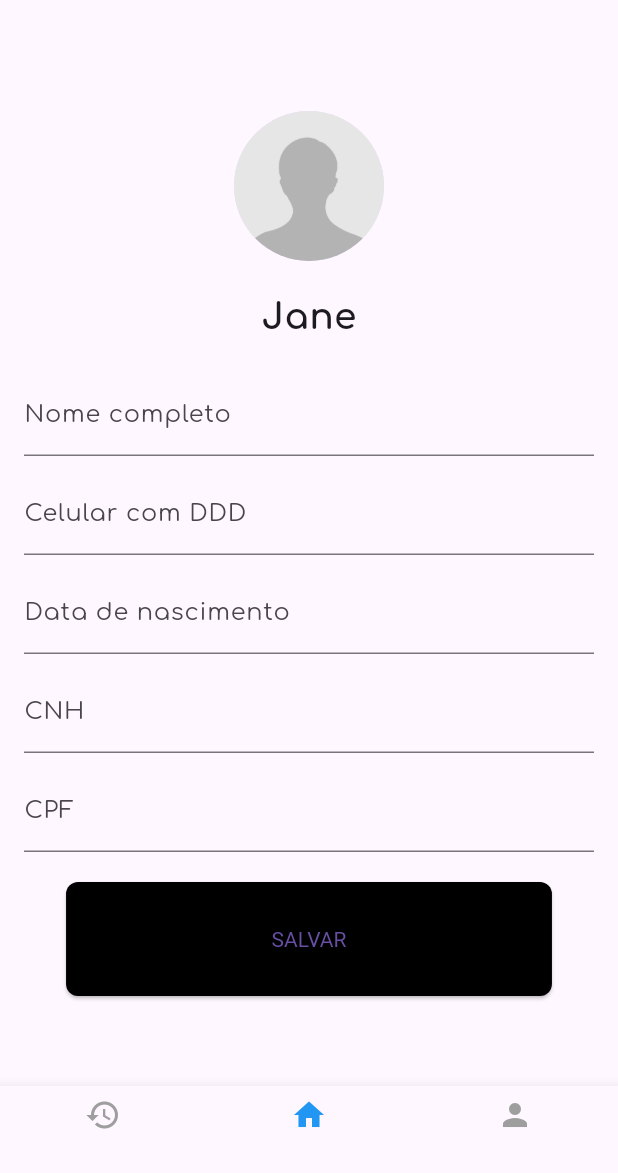
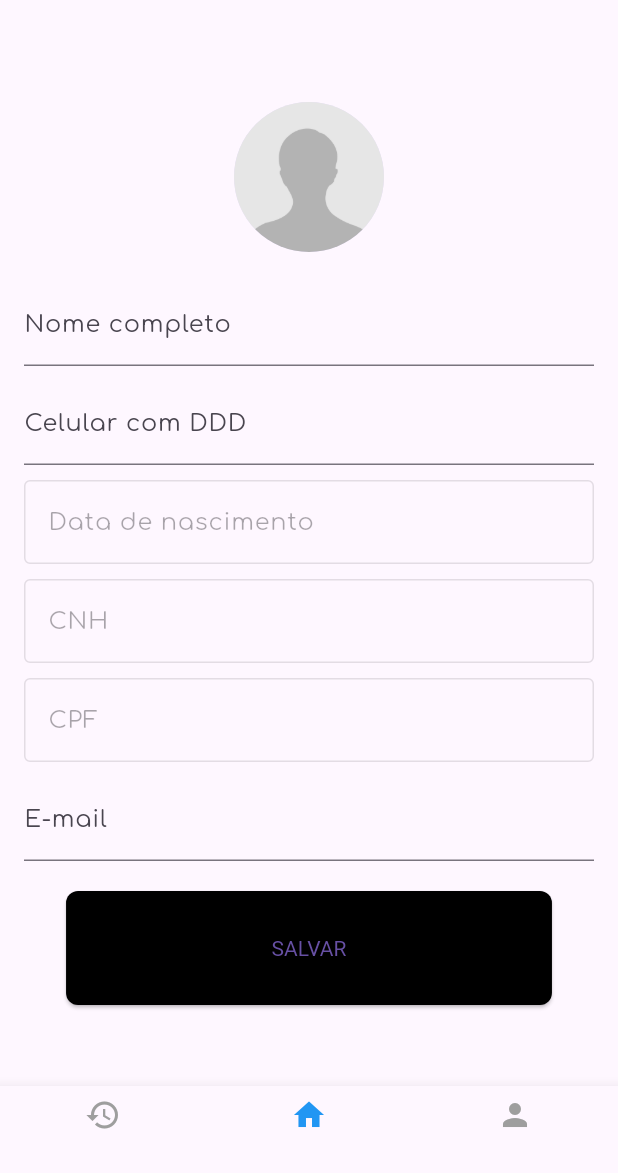
Before and after one commit to lohaynemuriel/parkHere, a Flutter app: the UserProfileScreen screen opened by its route, on a phone screen of 412 x 824 dp, the part 63-1236 px from its top. Run offline on Flutter 3.47's test engine with Material 3 defaults, Android fonts, the phone set to English and light mode, and no system bars; our stand-ins replace bloc, cloud_firestore, equatable, firebase_auth, firebase_core, flutter_bloc; accounts and stored records are empty.

Commit message:
Armazenando informações do cadastro, exibindo na tela de perfil e permitindo alteração de email, nome e telefone

```diff
--- /dev/null
+++ b/park_here/lib/bloc/auth_event.dart
@@ -0,0 +1,48 @@
+// Eventos
+import 'package:equatable/equatable.dart';
+
+abstract class AuthEvent extends Equatable {
+  const AuthEvent();
+
+  @override
+  List<Object> get props => [];
+}
+
+class LoadUserProfile extends AuthEvent {}
+
+class SignUpRequested extends AuthEvent {
+  final String email;
+  final String password;
+  final String nome;
+  final String cpf;
+  final String dataNascimento;
+  final String cnh;
+  final String telefone;
+
+  SignUpRequested(this.email, this.password, this.nome, this.cpf,
+      this.dataNascimento, this.cnh, this.telefone);
+}
+
+class SignInRequested extends AuthEvent {
+  final String email;
+  final String password;
+
+  const SignInRequested(this.email, this.password);
+}
+
+class UpdateUserProfile extends AuthEvent {
+  final String nome;
+  final String celular;
+  final String email;
+  final String senha;
+
+  UpdateUserProfile({
+    required this.nome,
+    required this.celular,
+    required this.email,
+    required this.senha,
+  });
+
+  @override
+  List<Object> get props => [nome, celular, email, senha];
+}
--- /dev/null
+++ b/park_here/lib/bloc/auth_state.dart
@@ -0,0 +1,45 @@
+// Estados
+import 'package:equatable/equatable.dart';
+
+abstract class AuthState extends Equatable {
+  const AuthState();
+
+  @override
+  List<Object> get props => [];
+}
+
+class AuthInitial extends AuthState {}
+
+class AuthLoading extends AuthState {}
+
+class AuthSuccess extends AuthState {}
+
+class AuthFailure extends AuthState {
+  final String message;
+
+  const AuthFailure(this.message);
+
+  @override
+  List<Object> get props => [message];
+}
+
+class UserProfileLoaded extends AuthState {
+  final String nome;
+  final String celular;
+  final String email;
+  final String dataNascimento;
+  final String cnh;
+  final String cpf;
+
+  const UserProfileLoaded({
+    required this.nome,
+    required this.celular,
+    required this.email,
+    required this.dataNascimento,
+    required this.cnh,
+    required this.cpf,
+  });
+
+  @override
+  List<Object> get props => [nome, celular, email, dataNascimento, cnh, cpf];
+}
--- a/park_here/lib/view/tela-login.dart
+++ b/park_here/lib/view/tela-login.dart
@@ -1,6 +1,8 @@
 import 'package:flutter/material.dart';
 import 'package:flutter_bloc/flutter_bloc.dart';
 import 'package:park_here/bloc/auth_bloc.dart';
+import '../bloc/auth_event.dart';
+import '../bloc/auth_state.dart';
 
 class Login extends StatefulWidget {
   @override
--- a/park_here/lib/view/tela-perfil.dart
+++ b/park_here/lib/view/tela-perfil.dart
@@ -1,75 +1,167 @@
-// ignore: file_names
+import 'package:cloud_firestore/cloud_firestore.dart';
+import 'package:firebase_auth/firebase_auth.dart';
 import 'package:flutter/material.dart';
 import 'package:park_here/view/layout/my_bottom_navigation_bar.dart';
-import 'package:park_here/view/widgets/confirmation_dialog.dart';
 
-class UserProfileScreen extends StatelessWidget {
+class UserProfileScreen extends StatefulWidget {
   const UserProfileScreen({super.key});
+
+  @override
+  State<UserProfileScreen> createState() => _UserProfileScreenState();
+}
+
+class _UserProfileScreenState extends State<UserProfileScreen> {
+  final _auth = FirebaseAuth.instance;
+  final _firestore = FirebaseFirestore.instance;
+
+  final _nomeController = TextEditingController();
+  final _celularController = TextEditingController();
+  final _emailController = TextEditingController();
+  final _dataNascimentoController = TextEditingController();
+  final _cnhController = TextEditingController();
+  final _cpfController = TextEditingController();
+
+  @override
+  void initState() {
+    super.initState();
+    _loadUserData();
+  }
+
+  Future<void> _loadUserData() async {
+    try {
+      final user = _auth.currentUser;
+      if (user != null) {
+        final userDoc =
+            await _firestore.collection('pessoas').doc(user.uid).get();
+        final userData = userDoc.data();
+
+        if (userData != null) {
+          setState(() {
+            _nomeController.text = userData['nome'] ?? '';
+            _celularController.text = userData['telefone'] ?? '';
+            _emailController.text = user.email ?? '';
+            _dataNascimentoController.text = userData['dataNascimento'] ?? '';
+            _cnhController.text = userData['cnh'] ?? '';
+            _cpfController.text = userData['cpf'] ?? '';
+          });
+        }
+      }
+    } catch (e) {
+      ScaffoldMessenger.of(context).showSnackBar(
+        SnackBar(content: Text('Erro ao carregar dados do usuário: $e')),
+      );
+    }
+  }
+
+  Future<void> _updateUserData() async {
+    try {
+      final user = _auth.currentUser;
+      if (user != null) {
+        // Atualiza os dados no Firestore
+        await _firestore.collection('pessoas').doc(user.uid).update({
+          'nome': _nomeController.text,
+          'telefone': _celularController.text,
+          'email': _emailController.text,
+        });
+
+        // Atualiza o email no Firebase Authentication
+        if (_emailController.text != user.email) {
+          await user.verifyBeforeUpdateEmail(_emailController.text);
+        }
+
+        ScaffoldMessenger.of(context).showSnackBar(
+          const SnackBar(content: Text('Perfil atualizado com sucesso!')),
+        );
+      }
+    } catch (e) {
+      ScaffoldMessenger.of(context).showSnackBar(
+        SnackBar(content: Text('Erro ao atualizar dados: $e')),
+      );
+    }
+  }
+
+  @override
+  void dispose() {
+    _nomeController.dispose();
+    _celularController.dispose();
+    _emailController.dispose();
+    _dataNascimentoController.dispose();
+    _cnhController.dispose();
+    _cpfController.dispose();
+    super.dispose();
+  }
+
   @override
   Widget build(BuildContext context) {
     return Scaffold(
       appBar: AppBar(
         automaticallyImplyLeading: false,
-        title: const Text('Perfil - ParkHere',
-            style: TextStyle(fontWeight: FontWeight.bold)),
+        title: const Text(
+          'Perfil - ParkHere',
+          style: TextStyle(fontWeight: FontWeight.bold),
+        ),
       ),
       body: Center(
         child: SingleChildScrollView(
-          // Adiciona rolagem se o conteúdo for maior que a tela
           child: Padding(
             padding: const EdgeInsets.all(16.0),
             child: Column(
-              mainAxisSize:
-                  MainAxisSize.min, // Ajusta a altura da coluna ao conteúdo
-              mainAxisAlignment:
-                  MainAxisAlignment.center, // Centraliza verticalmente
-              crossAxisAlignment:
-                  CrossAxisAlignment.center, // Centraliza horizontalmente
+              mainAxisSize: MainAxisSize.min,
+              mainAxisAlignment: MainAxisAlignment.center,
+              crossAxisAlignment: CrossAxisAlignment.center,
               children: [
                 const CircleAvatar(
                   radius: 50,
                   backgroundImage: AssetImage('assets/imgperfil.jpg'),
                 ),
                 const SizedBox(height: 20),
-                const Text(
-                  'Jane',
-                  style: TextStyle(
-                    fontSize: 24,
-                    fontWeight: FontWeight.bold,
-                  ),
-                ),
-                const SizedBox(height: 20),
                 TextFormField(
+                  controller: _nomeController,
                   decoration: const InputDecoration(labelText: 'Nome completo'),
                 ),
                 const SizedBox(height: 10),
                 TextFormField(
+                  controller: _celularController,
                   decoration:
                       const InputDecoration(labelText: 'Celular com DDD'),
+                  keyboardType: TextInputType.phone,
                 ),
                 const SizedBox(height: 10),
                 TextFormField(
-                  decoration:
-                      const InputDecoration(labelText: 'Data de nascimento'),
+                  controller: _dataNascimentoController,
+                  enabled: false,
+                  decoration: const InputDecoration(
+                    labelText: 'Data de nascimento',
+                    border: OutlineInputBorder(),
+                  ),
                 ),
                 const SizedBox(height: 10),
                 TextFormField(
-                  decoration: const InputDecoration(labelText: 'CNH'),
+                  controller: _cnhController,
+                  enabled: false,
+                  decoration: const InputDecoration(
+                    labelText: 'CNH',
+                    border: OutlineInputBorder(),
+                  ),
                 ),
                 const SizedBox(height: 10),
                 TextFormField(
-                  decoration: const InputDecoration(labelText: 'CPF'),
+                  controller: _cpfController,
+                  enabled: false,
+                  decoration: const InputDecoration(
+                    labelText: 'CPF',
+                    border: OutlineInputBorder(),
+                  ),
+                ),
+                const SizedBox(height: 10),
+                TextFormField(
+                  controller: _emailController,
+                  decoration: const InputDecoration(labelText: 'E-mail'),
+                  keyboardType: TextInputType.emailAddress,
                 ),
                 const SizedBox(height: 20),
                 ElevatedButton(
-                  onPressed: () {
-                    ConfirmationDialog.show(
-                      context,
-                      'Perfil salvo com sucesso',
-                      'Clique em "OK" para voltar ao menu',
-                      '/tela-principal',
-                    );
-                  },
+                  onPressed: _updateUserData,
                   child: const Text('SALVAR'),
                 ),
               ],
--- a/park_here/pubspec.yaml
+++ b/park_here/pubspec.yaml
@@ -40,6 +40,7 @@ dependencies:
   bloc: ^8.1.4
   equatable: ^2.0.7
   flutter_bloc: ^8.1.6
+  cloud_firestore: ^5.5.0
 
 dev_dependencies:
   flutter_test:
```
Also changed, not shown: park_here/lib/bloc/auth_bloc.dart (+81 -49 lines), park_here/lib/main.dart (+24 -20 lines), park_here/lib/view/tela-cadastroPerfil.dart (+48 -0 lines), park_here/pubspec.lock, 4 other files.
